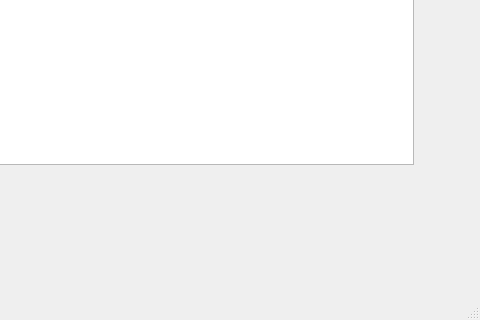
This is LoadFromLibrary.ui in nlinthacum/SeniorDesignGUI as Qt 5 draws it before an edit; both pictures show x 202 to 682 and y 137 to 457 of the 682 by 457 pixel window. The edited form follows.
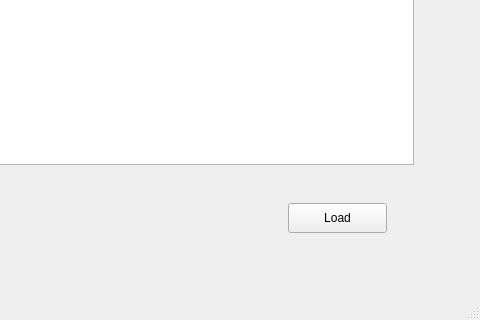
This is the edited form.

Commit message: loads part and shows it loaded on main page

Patch:
```diff
--- a/LoadFromLibrary.ui
+++ b/LoadFromLibrary.ui
@@ -44,6 +44,19 @@
      </rect>
     </property>
    </widget>
+   <widget class="QPushButton" name="load_button">
+    <property name="geometry">
+     <rect>
+      <x>490</x>
+      <y>340</y>
+      <width>99</width>
+      <height>30</height>
+     </rect>
+    </property>
+    <property name="text">
+     <string>Load</string>
+    </property>
+   </widget>
   </widget>
   <widget class="QMenuBar" name="menubar">
    <property name="geometry">
```
The commit also changes 3 other files.
